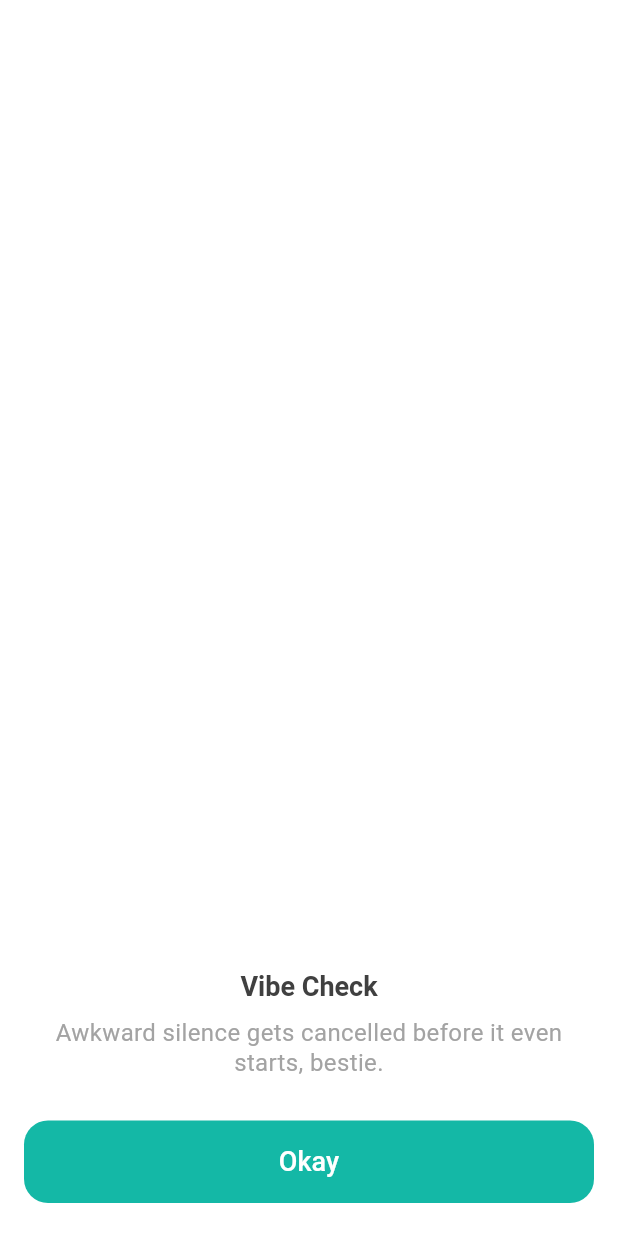
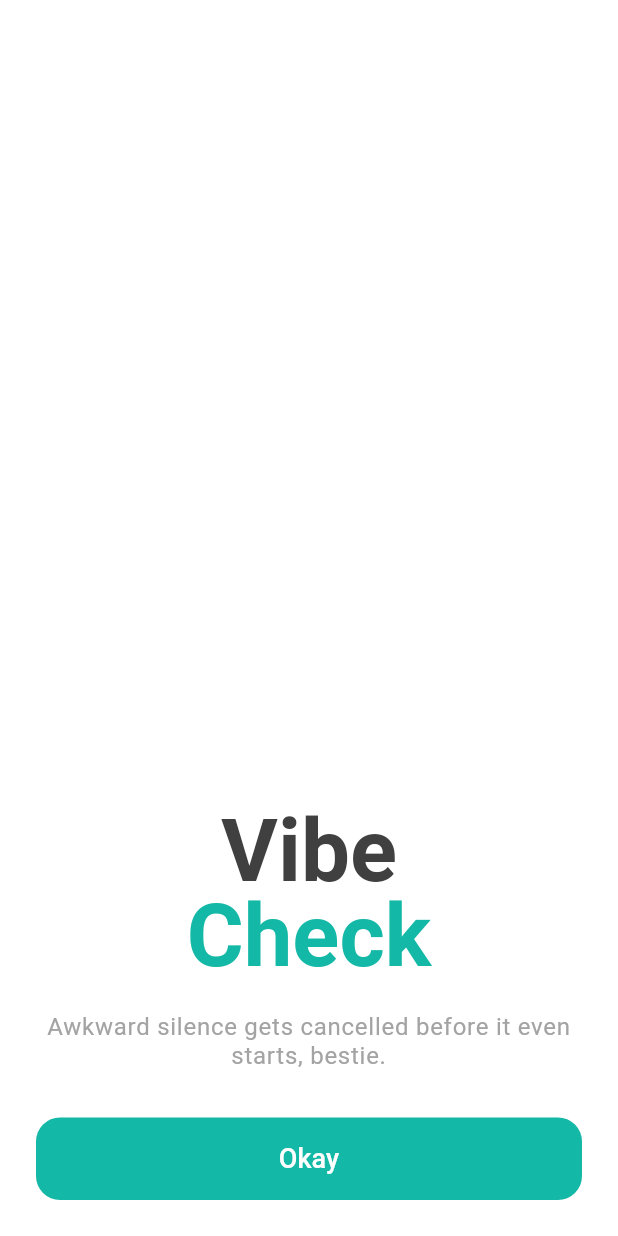
Before and after one commit to iChicoRito/Spillr, a Flutter app: the screen it shows after launch, on a phone screen of 412 x 824 dp. Run offline on Flutter 3.47's test engine with Material 3 defaults, Android fonts, the phone set to English and light mode, and no system bars; our stand-ins replace drift, flutter_riverpod, flutter_svg, go_router, hugeicons; missing offline and left inert: flutter_confetti; accounts and stored records are empty; generated files the repository leaves out were written again.

Commit message:
`feat: polish across play, game, and onboarding flows`
Main purpose of the commit:
- Remove the Play Page random deck button and tighten the carousel/card layout to reclaim the space
- Add the final wildcard-style deck as a playable card using the combined question pool from the existing decks
- Update the in-game flow to use a `2:00` flip timer, show `Answered` instead of `Spill`, and remove extra quotation marks around flipped questions
- Refresh the three onboarding intro screens to match the provided reference with split titles, centered subtitles, and reserved placeholder art space
- Change the deck card CTA to a prep-screen-matched `Play` button style and label
- Increase the active card description size so active cards feel more prominent
- Update and align widget tests with the new UI, deck copy, and gameplay behavior
- Verify the result with `flutter test test/widget_test.dart` and `flutter analyze`

```diff
--- a/lib/features/onboarding/domain/onboarding_step.dart
+++ b/lib/features/onboarding/domain/onboarding_step.dart
@@ -1,29 +1,34 @@
 class OnboardingIntroStep {
   const OnboardingIntroStep({
-    required this.title,
+    required this.titlePrimary,
+    required this.titleAccent,
     required this.subtitle,
     required this.ctaLabel,
   });
 
-  final String title;
+  final String titlePrimary;
+  final String titleAccent;
   final String subtitle;
   final String ctaLabel;
 }
 
 const onboardingIntroSteps = [
   OnboardingIntroStep(
-    title: 'Vibe Check',
+    titlePrimary: 'Vibe',
+    titleAccent: 'Check',
     subtitle: 'Awkward silence gets cancelled before it even starts, bestie.',
     ctaLabel: 'Okay',
   ),
   OnboardingIntroStep(
-    title: 'Tea Time',
+    titlePrimary: 'Tea',
+    titleAccent: 'Time',
     subtitle:
         'Pick a card and let the group reveal their funniest, weirdest lore.',
     ctaLabel: 'It sounds fun',
   ),
   OnboardingIntroStep(
-    title: 'Main Character',
+    titlePrimary: 'Main',
+    titleAccent: 'Character',
     subtitle: 'Play with friends, dates, or anyone brave enough to answer.',
     ctaLabel: 'Start Spilling',
   ),
--- a/lib/features/onboarding/presentation/screens/onboarding_flow_screen.dart
+++ b/lib/features/onboarding/presentation/screens/onboarding_flow_screen.dart
@@ -69,22 +69,17 @@ class _OnboardingFlowScreenState extends ConsumerState<OnboardingFlowScreen> {
     final submissionState = ref.watch(onboardingControllerProvider);
     final currentName = ref.watch(onboardingDraftNameProvider);
     final isSubmitting = submissionState.isLoading;
-    final introCount = onboardingIntroSteps.length;
 
     return OnboardingScaffold(
       body: AnimatedSwitcher(
         duration: const Duration(milliseconds: 220),
         child: switch (_stepIndex) {
-          0 || 1 || 2 => Align(
+          0 || 1 || 2 => OnboardingIntroContent(
             key: ValueKey('intro-$_stepIndex'),
-            alignment: Alignment.bottomCenter,
-            child: Padding(
-              padding: const EdgeInsets.only(bottom: 28),
-              child: OnboardingIntroContent(
-                title: onboardingIntroSteps[_stepIndex].title,
-                subtitle: onboardingIntroSteps[_stepIndex].subtitle,
-              ),
-            ),
+            titlePrimary: onboardingIntroSteps[_stepIndex].titlePrimary,
+            titleAccent: onboardingIntroSteps[_stepIndex].titleAccent,
+            subtitle: onboardingIntroSteps[_stepIndex].subtitle,
+            stepIndex: _stepIndex,
           ),
           3 => _NameEntrySection(
             key: const ValueKey('name-input'),
@@ -119,10 +114,6 @@ class _OnboardingFlowScreenState extends ConsumerState<OnboardingFlowScreen> {
             onPressed: _handlePrimaryAction,
             isLoading: isSubmitting,
           ),
-          if (_stepIndex < introCount)
-            const SizedBox(height: 6)
-          else
-            const SizedBox.shrink(),
         ],
       ),
     );
--- a/lib/shared/widgets/onboarding_intro_content.dart
+++ b/lib/shared/widgets/onboarding_intro_content.dart
@@ -1,33 +1,73 @@
 import 'package:flutter/material.dart';
+
+import '../../core/theme/app_colors.dart';
 
 class OnboardingIntroContent extends StatelessWidget {
   const OnboardingIntroContent({
-    required this.title,
+    required this.titlePrimary,
+    required this.titleAccent,
     required this.subtitle,
+    required this.stepIndex,
     super.key,
   });
 
-  final String title;
+  final String titlePrimary;
+  final String titleAccent;
   final String subtitle;
+  final int stepIndex;
 
   @override
   Widget build(BuildContext context) {
     final theme = Theme.of(context);
 
     return Column(
-      mainAxisSize: MainAxisSize.min,
+      crossAxisAlignment: CrossAxisAlignment.stretch,
       children: [
+        const SizedBox(height: 28),
+        Expanded(
+          child: SizedBox(
+            key: ValueKey('onboarding-art-placeholder-$stepIndex'),
+            child: const Center(
+              child: SizedBox(width: 280, height: 320),
+            ),
+          ),
+        ),
+        const SizedBox(height: 20),
+        Column(
+          children: [
+            Text(
+              titlePrimary,
+              style: theme.textTheme.headlineLarge?.copyWith(
+                color: AppColors.neutral700,
+                fontSize: 58,
+                height: 0.98,
+                fontWeight: FontWeight.w700,
+              ),
+              textAlign: TextAlign.center,
+            ),
+            Text(
+              titleAccent,
+              style: theme.textTheme.headlineLarge?.copyWith(
+                color: AppColors.teal500,
+                fontSize: 58,
+                height: 0.98,
+                fontWeight: FontWeight.w700,
+              ),
+              textAlign: TextAlign.center,
+            ),
+          ],
+        ),
+        const SizedBox(height: 22),
         Text(
-          title,
-          style: theme.textTheme.titleLarge,
+          subtitle,
+          style: theme.textTheme.bodyLarge?.copyWith(
+            color: AppColors.neutral400,
+            fontSize: 16,
+            height: 1.2,
+          ),
           textAlign: TextAlign.center,
         ),
-        const SizedBox(height: 10),
-        Text(
-          subtitle,
-          style: theme.textTheme.bodyMedium,
-          textAlign: TextAlign.center,
-        ),
+        const SizedBox(height: 32),
       ],
     );
   }
--- a/lib/shared/widgets/onboarding_scaffold.dart
+++ b/lib/shared/widgets/onboarding_scaffold.dart
@@ -15,14 +15,11 @@ class OnboardingScaffold extends StatelessWidget {
     return Scaffold(
       body: SafeArea(
         child: Padding(
-          padding: const EdgeInsets.fromLTRB(16, 12, 16, 16),
+          padding: const EdgeInsets.fromLTRB(24, 8, 24, 24),
           child: Column(
             children: [
               Expanded(
-                child: Padding(
-                  padding: const EdgeInsets.symmetric(horizontal: 6),
-                  child: body,
-                ),
+                child: body,
               ),
               footer,
             ],
```
Also changed, not shown: lib/features/game/data/spillr_decks.dart (+21 -1 lines), lib/features/game/presentation/screens/game_page_screen.dart (+15 -6 lines), lib/features/game/presentation/screens/preparation_page_screen.dart (+27 -2 lines), lib/features/home/presentation/screens/play_page_screen.dart (+25 -73 lines), 2 other files.
